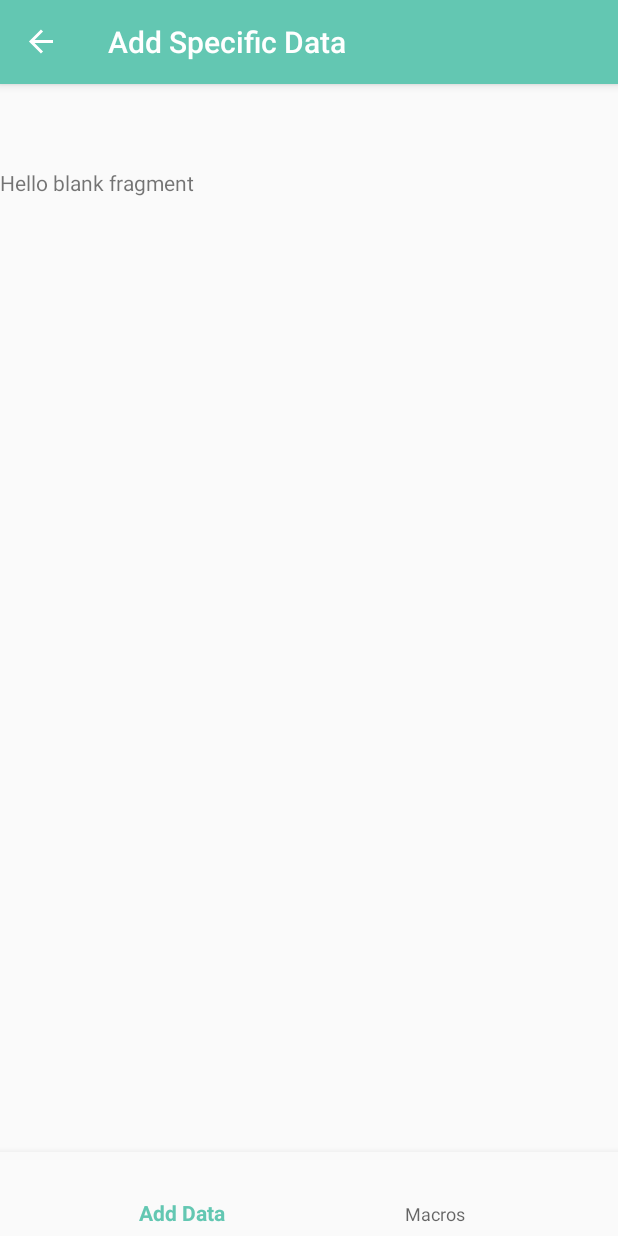
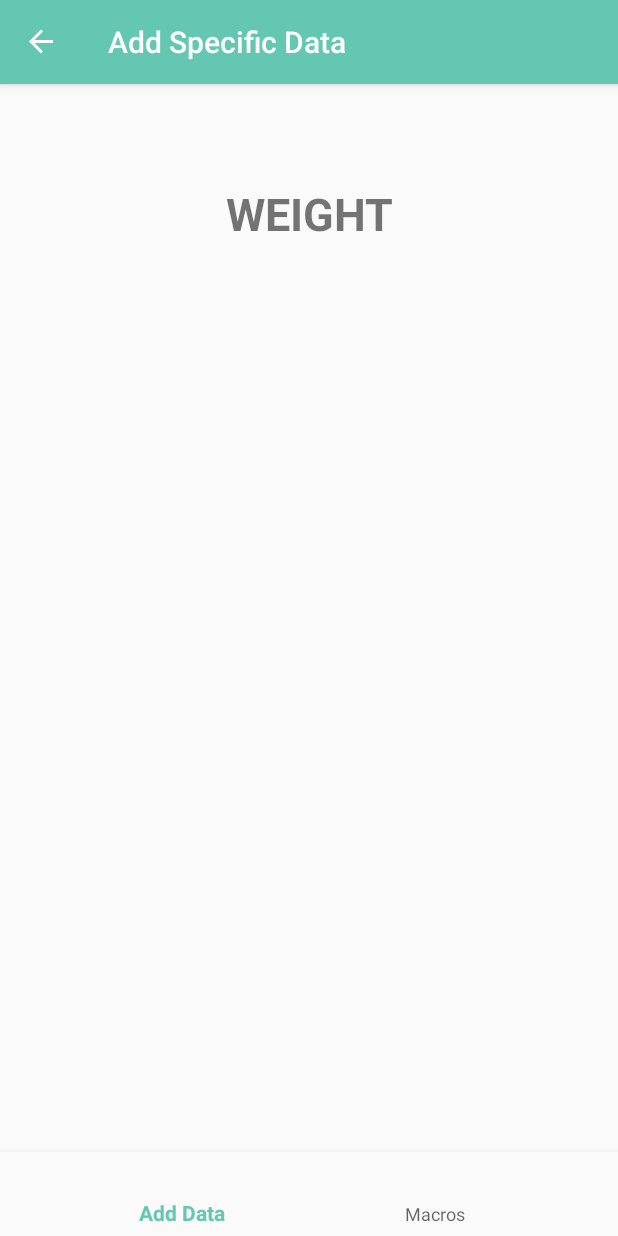
Before and after one commit to chadbrokaw/Brokaw_AdvMAD, an Android app: the AddDataFragment screen opened through its navigation route, after a tap on "Weight", on a phone screen of 412 x 824 dp. Run offline under Robolectric (Android 15) with nearby library versions, the phone set to English and light mode, and no system bars; our stand-ins replace navigation-ui.

Commit message:
Arg passing to page

```diff
--- a/Projects/Project2/MTracker/app/src/main/java/com/chad/mtracker/AddSpecificData.kt
+++ /dev/null
@@ -1,27 +0,0 @@
-package com.chad.mtracker
-
-import android.os.Bundle
-import android.util.Log
-import androidx.fragment.app.Fragment
-import android.view.LayoutInflater
-import android.view.View
-import android.view.ViewGroup
-
-/**
- * A simple [Fragment] subclass.
- */
-class AddSpecificData : Fragment() {
-
-    override fun onCreateView(
-        inflater: LayoutInflater, container: ViewGroup?,
-        savedInstanceState: Bundle?
-    ): View? {
-        // Inflate the layout for this fragment
-        val id = arguments?.getString("Id")
-
-        Log.e("SpecificData", id)
-
-        return inflater.inflate(R.layout.fragment_add_specific_data, container, false)
-    }
-
-}
--- a/Projects/Project2/MTracker/app/src/main/java/com/chad/mtracker/ui/addData/AddDataFragment.kt
+++ b/Projects/Project2/MTracker/app/src/main/java/com/chad/mtracker/ui/addData/AddDataFragment.kt
@@ -12,6 +12,7 @@ import androidx.lifecycle.ViewModelProvider
 import androidx.navigation.NavController
 import androidx.navigation.Navigation
 import com.chad.mtracker.R
+import com.chad.mtracker.ui.addSpecificData.DataTypes
 
 class AddDataFragment : Fragment() {
 
@@ -26,15 +27,20 @@ class AddDataFragment : Fragment() {
 
         val root = inflater.inflate(R.layout.fragment_add_data, container, false)
 
-        val weightCard = root.findViewById<CardView>(R.id.weightCard)
-
-        weightCard.setOnClickListener(object : View.OnClickListener {
-            override fun onClick(v: View?) {
-                var bundle = bundleOf("Id" to "Weight")
-                navController.navigate(R.id.action_navigation_AddData_to_addSpecificData, bundle)
-            }
-        })
+        root.findViewById<CardView>(R.id.weightCard).setOnClickListener { navigateAway(DataTypes.WEIGHT) }
+        root.findViewById<CardView>(R.id.heightCard).setOnClickListener { navigateAway(DataTypes.HEIGHT) }
+        root.findViewById<CardView>(R.id.activityLevelCard).setOnClickListener { navigateAway(DataTypes.ACTIVITY_LEVEL) }
+        root.findViewById<CardView>(R.id.bfpCard).setOnClickListener { navigateAway(DataTypes.BODY_FAT_PERCENTAGE) }
+        root.findViewById<CardView>(R.id.waistCard).setOnClickListener { navigateAway(DataTypes.WAIST_SIZE) }
+        root.findViewById<CardView>(R.id.chestCard).setOnClickListener { navigateAway(DataTypes.CHEST_SIZE) }
+        root.findViewById<CardView>(R.id.birthdayCard).setOnClickListener { navigateAway(DataTypes.BIRTHDAY) }
 
         return root
     }
+
+    private fun navigateAway(bundleID: DataTypes) {
+        val bundle = Bundle()
+        bundle.putString("Id", bundleID.value)
+        navController.navigate(R.id.action_navigation_AddData_to_addSpecificData, bundle)
+    }
 }
--- /dev/null
+++ b/Projects/Project2/MTracker/app/src/main/java/com/chad/mtracker/ui/addSpecificData/AddSpecificData.kt
@@ -0,0 +1,35 @@
+package com.chad.mtracker.ui.addSpecificData
+
+import android.os.Bundle
+import android.util.Log
+import androidx.fragment.app.Fragment
+import android.view.LayoutInflater
+import android.view.View
+import android.view.ViewGroup
+import android.widget.TextView
+import com.chad.mtracker.R
+
+/**
+ * A simple [Fragment] subclass.
+ */
+class AddSpecificData : Fragment() {
+
+
+    override fun onCreateView(
+        inflater: LayoutInflater, container: ViewGroup?,
+        savedInstanceState: Bundle?
+    ): View? {
+        // Inflate the layout for this fragment
+
+        val id = arguments?.getString("Id", "unknown")
+
+        val dataManager = DataManager()
+        val dataCustomizations = dataManager.getDataCustomizations(id)
+
+        val root = inflater.inflate(R.layout.fragment_add_specific_data, container, false)
+        root.findViewById<TextView>(R.id.dataTypeTitle).text = dataCustomizations.title
+
+
+        return root
+    }
+}
--- /dev/null
+++ b/Projects/Project2/MTracker/app/src/main/java/com/chad/mtracker/ui/addSpecificData/DataManager.kt
@@ -0,0 +1,22 @@
+package com.chad.mtracker.ui.addSpecificData
+
+data class DataTypeInformation (
+    val title: String,
+    val inputType: String,
+    val specialInstructions: String
+)
+
+class DataManager {
+    fun getDataCustomizations(dataTypes: String?): DataTypeInformation {
+        return when(dataTypes) {
+            DataTypes.WEIGHT.value -> DataTypeInformation(title = "Weight", inputType = "number", specialInstructions = "Please enter your weight in whole pounds" )
+            DataTypes.HEIGHT.value -> DataTypeInformation(title = "Height", inputType = "number", specialInstructions = "Please enter your height in inches" )
+            DataTypes.ACTIVITY_LEVEL.value -> DataTypeInformation(title = "Activity Level", inputType = "number", specialInstructions = "Please enter your activity as a decimal between 1 and 2" )
+            DataTypes.BODY_FAT_PERCENTAGE.value -> DataTypeInformation(title = "Body Fat Percentage", inputType = "number", specialInstructions = "Please enter your body fat percentage out of 100" )
+            DataTypes.WAIST_SIZE.value -> DataTypeInformation(title = "Waist Size", inputType = "number", specialInstructions = "Please enter your waist size in inches" )
+            DataTypes.CHEST_SIZE.value -> DataTypeInformation(title = "Chest Size", inputType = "number", specialInstructions = "Please enter your chest size in inches" )
+            DataTypes.BIRTHDAY.value -> DataTypeInformation(title = "Birthday", inputType = "number", specialInstructions = "Please enter your age as a whole number" )
+            else -> DataTypeInformation(title = "Unknown", inputType = "number", specialInstructions = "Yikes" )
+        }
+    }
+}
--- /dev/null
+++ b/Projects/Project2/MTracker/app/src/main/java/com/chad/mtracker/ui/addSpecificData/DataTypes.kt
@@ -0,0 +1,11 @@
+package com.chad.mtracker.ui.addSpecificData
+
+enum class DataTypes(val value: String) {
+    WEIGHT("WEIGHT"),
+    HEIGHT("HEIGHT"),
+    ACTIVITY_LEVEL("ACTIVITY_LEVEL"),
+    BODY_FAT_PERCENTAGE("BODY_FAT_PERCENTAGE"),
+    WAIST_SIZE("WAIST_SIZE"),
+    CHEST_SIZE("CHEST_SIZE"),
+    BIRTHDAY("BIRTHDAY")
+}
--- a/Projects/Project2/MTracker/app/src/main/res/layout/fragment_add_specific_data.xml
+++ b/Projects/Project2/MTracker/app/src/main/res/layout/fragment_add_specific_data.xml
@@ -3,12 +3,18 @@
     xmlns:tools="http://schemas.android.com/tools"
     android:layout_width="match_parent"
     android:layout_height="match_parent"
-    tools:context=".AddSpecificData">
+    tools:context=".ui.addSpecificData.AddSpecificData">
 
     <!-- TODO: Update blank fragment layout -->
     <TextView
+        android:id="@+id/dataTypeTitle"
         android:layout_width="match_parent"
-        android:layout_height="match_parent"
-        android:text="@string/hello_blank_fragment" />
+        android:layout_height="61dp"
+        android:gravity="center"
+        android:text="@string/hello_blank_fragment"
+        android:textAlignment="center"
+        android:textAllCaps="true"
+        android:textSize="30sp"
+        android:textStyle="bold" />
 
 </FrameLayout>
--- a/Projects/Project2/MTracker/app/src/main/res/navigation/mobile_navigation.xml
+++ b/Projects/Project2/MTracker/app/src/main/res/navigation/mobile_navigation.xml
@@ -23,8 +23,12 @@
     </fragment>
     <fragment
         android:id="@+id/addSpecificData"
-        android:name="com.chad.mtracker.AddSpecificData"
+        android:name="com.chad.mtracker.ui.addSpecificData.AddSpecificData"
         android:label="@string/title_Add_specific_data"
-        tools:layout="@layout/fragment_add_specific_data" />
+        tools:layout="@layout/fragment_add_specific_data" >
+        <argument
+            android:name="dataType"
+            app:argType="com.chad.mtracker.ui.addSpecificData.DataTypes" />
+    </fragment>
 
 </navigation>
```
